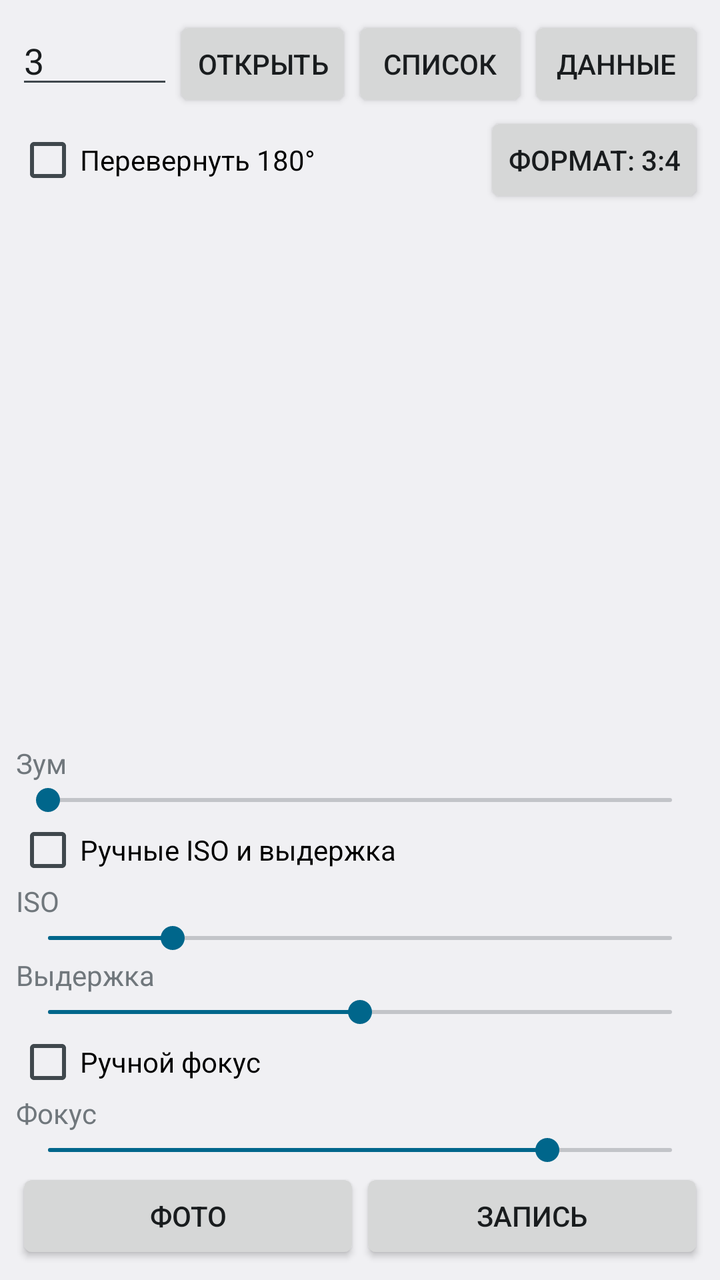
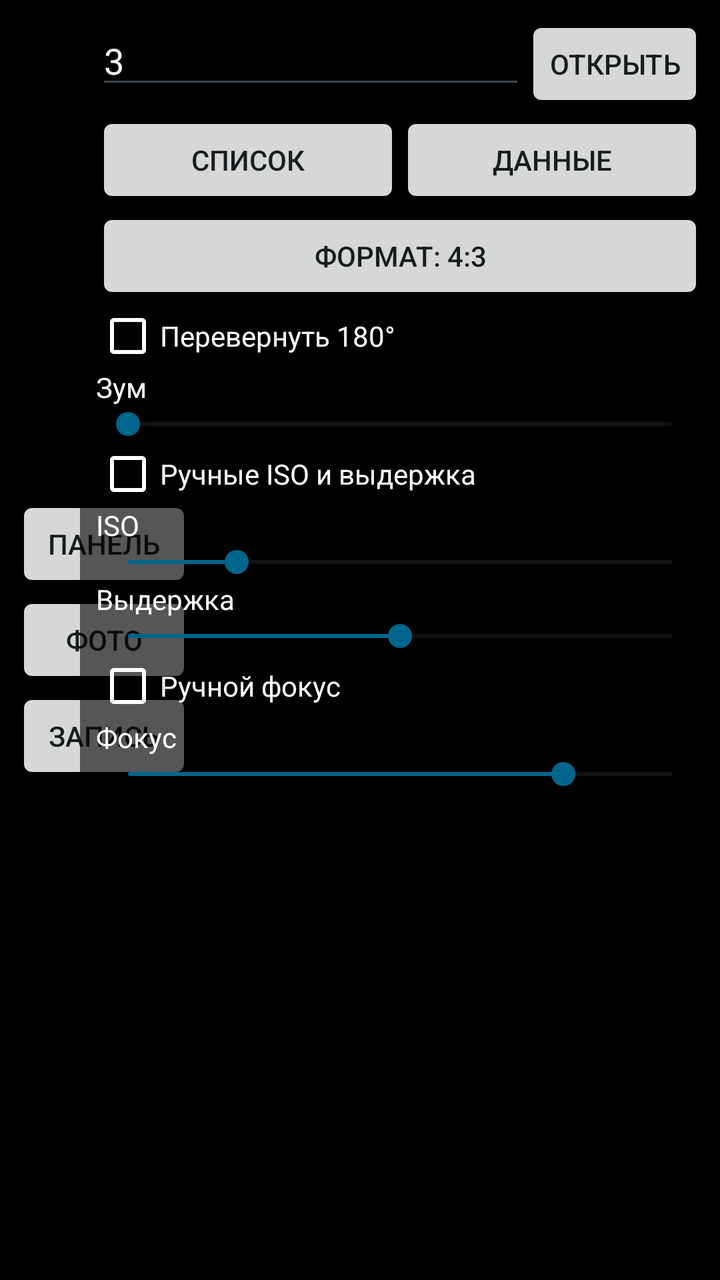

Compare the two renders of this Android layout. The source of the first and the diff that turns it into the second are given below.
<!-- AndroidManifest.xml: application theme android:Theme.DeviceDefault.Light.NoActionBar -->
<!-- res/layout/activity_main.xml -->
<?xml version="1.0" encoding="utf-8"?>
<LinearLayout xmlns:android="http://schemas.android.com/apk/res/android"
    android:layout_width="match_parent"
    android:layout_height="match_parent"
    android:orientation="vertical"
    android:padding="8dp">

    <LinearLayout
        android:layout_width="match_parent"
        android:layout_height="wrap_content"
        android:orientation="horizontal">

        <EditText
            android:id="@+id/idInput"
            android:layout_width="0dp"
            android:layout_height="wrap_content"
            android:layout_weight="1"
            android:hint="Camera ID"
            android:inputType="text"
            android:text="3" />

        <Button
            android:id="@+id/btnOpen"
            android:layout_width="wrap_content"
            android:layout_height="wrap_content"
            android:text="Открыть" />

        <Button
            android:id="@+id/btnList"
            android:layout_width="wrap_content"
            android:layout_height="wrap_content"
            android:text="Список" />

        <Button
            android:id="@+id/btnData"
            android:layout_width="wrap_content"
            android:layout_height="wrap_content"
            android:text="Данные" />
    </LinearLayout>

    <LinearLayout
        android:layout_width="match_parent"
        android:layout_height="wrap_content"
        android:gravity="center_vertical"
        android:orientation="horizontal">

        <CheckBox
            android:id="@+id/cbFlip"
            android:layout_width="0dp"
            android:layout_height="wrap_content"
            android:layout_weight="1"
            android:text="Перевернуть 180°" />

        <Button
            android:id="@+id/btnAspect"
            android:layout_width="wrap_content"
            android:layout_height="wrap_content"
            android:text="Формат: 3:4" />
    </LinearLayout>

    <ScrollView
        android:id="@+id/logScroll"
        android:layout_width="match_parent"
        android:layout_height="50dp">

        <TextView
            android:id="@+id/log"
            android:layout_width="match_parent"
            android:layout_height="wrap_content"
            android:textSize="11sp" />
    </ScrollView>

    <TextureView
        android:id="@+id/texture"
        android:layout_width="match_parent"
        android:layout_height="0dp"
        android:layout_weight="1" />

    <TextView
        android:id="@+id/tvZoom"
        android:layout_width="match_parent"
        android:layout_height="wrap_content"
        android:text="Зум" />

    <SeekBar
        android:id="@+id/sbZoom"
        android:layout_width="match_parent"
        android:layout_height="wrap_content"
        android:max="1000"
        android:progress="0" />

    <CheckBox
        android:id="@+id/cbExp"
        android:layout_width="wrap_content"
        android:layout_height="wrap_content"
        android:text="Ручные ISO и выдержка" />

    <TextView
        android:id="@+id/tvIso"
        android:layout_width="match_parent"
        android:layout_height="wrap_content"
        android:text="ISO" />

    <SeekBar
        android:id="@+id/sbIso"
        android:layout_width="match_parent"
        android:layout_height="wrap_content"
        android:max="1000"
        android:progress="200" />

    <TextView
        android:id="@+id/tvExp"
        android:layout_width="match_parent"
        android:layout_height="wrap_content"
        android:text="Выдержка" />

    <SeekBar
        android:id="@+id/sbExp"
        android:layout_width="match_parent"
        android:layout_height="wrap_content"
        android:max="1000"
        android:progress="500" />

    <CheckBox
        android:id="@+id/cbFocus"
        android:layout_width="wrap_content"
        android:layout_height="wrap_content"
        android:text="Ручной фокус" />

    <TextView
        android:id="@+id/tvFocus"
        android:layout_width="match_parent"
        android:layout_height="wrap_content"
        android:text="Фокус" />

    <SeekBar
        android:id="@+id/sbFocus"
        android:layout_width="match_parent"
        android:layout_height="wrap_content"
        android:max="1000"
        android:progress="800" />

    <LinearLayout
        android:layout_width="match_parent"
        android:layout_height="wrap_content"
        android:orientation="horizontal">

        <Button
            android:id="@+id/btnPhoto"
            android:layout_width="0dp"
            android:layout_height="wrap_content"
            android:layout_weight="1"
            android:text="Фото" />

        <Button
            android:id="@+id/btnRec"
            android:layout_width="0dp"
            android:layout_height="wrap_content"
            android:layout_weight="1"
            android:text="Запись" />
    </LinearLayout>
</LinearLayout>
<!-- resources referenced by this layout -->
<resources>

</resources>

<!-- the commit's change to res/layout/activity_main.xml (unified diff, before → after) -->
@@ -1,162 +1,200 @@
 <?xml version="1.0" encoding="utf-8"?>
-<LinearLayout xmlns:android="http://schemas.android.com/apk/res/android"
+<FrameLayout xmlns:android="http://schemas.android.com/apk/res/android"
     android:layout_width="match_parent"
     android:layout_height="match_parent"
-    android:orientation="vertical"
-    android:padding="8dp">
-
+    android:background="#000000">
+
+    <TextureView
+        android:id="@+id/texture"
+        android:layout_width="match_parent"
+        android:layout_height="match_parent" />
+
+    
     <LinearLayout
-        android:layout_width="match_parent"
+        android:layout_width="wrap_content"
         android:layout_height="wrap_content"
-        android:orientation="horizontal">
-
-        <EditText
-            android:id="@+id/idInput"
-            android:layout_width="0dp"
-            android:layout_height="wrap_content"
-            android:layout_weight="1"
-            android:hint="Camera ID"
-            android:inputType="text"
-            android:text="3" />
+        android:layout_gravity="start|center_vertical"
+        android:layout_marginStart="8dp"
+        android:orientation="vertical">
 
         <Button
-            android:id="@+id/btnOpen"
+            android:id="@+id/btnPanel"
             android:layout_width="wrap_content"
             android:layout_height="wrap_content"
-            android:text="Открыть" />
+            android:text="Панель" />
 
         <Button
-            android:id="@+id/btnList"
+            android:id="@+id/btnPhoto"
             android:layout_width="wrap_content"
             android:layout_height="wrap_content"
-            android:text="Список" />
+            android:text="Фото" />
 
         <Button
-            android:id="@+id/btnData"
+            android:id="@+id/btnRec"
             android:layout_width="wrap_content"
             android:layout_height="wrap_content"
-            android:text="Данные" />
+            android:text="Запись" />
     </LinearLayout>
 
-    <LinearLayout
-        android:layout_width="match_parent"
-        android:layout_height="wrap_content"
-        android:gravity="center_vertical"
-        android:orientation="horizontal">
-
-        <CheckBox
-            android:id="@+id/cbFlip"
-            android:layout_width="0dp"
-            android:layout_height="wrap_content"
-            android:layout_weight="1"
-            android:text="Перевернуть 180°" />
-
-        <Button
-            android:id="@+id/btnAspect"
-            android:layout_width="wrap_content"
-            android:layout_height="wrap_content"
-            android:text="Формат: 3:4" />
-    </LinearLayout>
-
+    
+    <ScrollView
+        android:id="@+id/panel"
+        android:layout_width="320dp"
+        android:layout_height="match_parent"
+        android:layout_gravity="end"
+        android:background="#99000000"
+        android:padding="8dp">
+
+        <LinearLayout
+            android:layout_width="match_parent"
+            android:layout_height="wrap_content"
+            android:orientation="vertical">
+
+            <LinearLayout
+                android:layout_width="match_parent"
+                android:layout_height="wrap_content"
+                android:orientation="horizontal">
+
+                <EditText
+                    android:id="@+id/idInput"
+                    android:layout_width="0dp"
+                    android:layout_height="wrap_content"
+                    android:layout_weight="1"
+                    android:hint="Camera ID"
+                    android:inputType="text"
+                    android:text="3"
+                    android:textColor="#FFFFFF"
+                    android:textColorHint="#AAAAAA" />
+
+                <Button
+                    android:id="@+id/btnOpen"
+                    android:layout_width="wrap_content"
+                    android:layout_height="wrap_content"
+                    android:text="Открыть" />
+            </LinearLayout>
+
+            <LinearLayout
+                android:layout_width="match_parent"
+                android:layout_height="wrap_content"
+                android:orientation="horizontal">
+
+                <Button
+                    android:id="@+id/btnList"
+                    android:layout_width="0dp"
+                    android:layout_height="wrap_content"
+                    android:layout_weight="1"
+                    android:text="Список" />
+
+                <Button
+                    android:id="@+id/btnData"
+                    android:layout_width="0dp"
+                    android:layout_height="wrap_content"
+                    android:layout_weight="1"
+                    android:text="Данные" />
+            </LinearLayout>
+
+            <Button
+                android:id="@+id/btnAspect"
+                android:layout_width="match_parent"
+                android:layout_height="wrap_content"
+                android:text="Формат: 4:3" />
+
+            <CheckBox
+                android:id="@+id/cbFlip"
+                android:layout_width="wrap_content"
+                android:layout_height="wrap_content"
+                android:buttonTint="#FFFFFF"
+                android:text="Перевернуть 180°"
+                android:textColor="#FFFFFF" />
+
+            <TextView
+                android:id="@+id/tvZoom"
+                android:layout_width="match_parent"
+                android:layout_height="wrap_content"
+                android:text="Зум"
+                android:textColor="#FFFFFF" />
+
+            <SeekBar
+                android:id="@+id/sbZoom"
+                android:layout_width="match_parent"
+                android:layout_height="wrap_content"
+                android:max="1000"
+                android:progress="0" />
+
+            <CheckBox
+                android:id="@+id/cbExp"
+                android:layout_width="wrap_content"
+                android:layout_height="wrap_content"
+                android:buttonTint="#FFFFFF"
+                android:text="Ручные ISO и выдержка"
+                android:textColor="#FFFFFF" />
+
+            <TextView
+                android:id="@+id/tvIso"
+                android:layout_width="match_parent"
+                android:layout_height="wrap_content"
+                android:text="ISO"
+                android:textColor="#FFFFFF" />
+
+            <SeekBar
+                android:id="@+id/sbIso"
+                android:layout_width="match_parent"
+                android:layout_height="wrap_content"
+                android:max="1000"
+                android:progress="200" />
+
+            <TextView
+                android:id="@+id/tvExp"
+                android:layout_width="match_parent"
+                android:layout_height="wrap_content"
+                android:text="Выдержка"
+                android:textColor="#FFFFFF" />
+
+            <SeekBar
+                android:id="@+id/sbExp"
+                android:layout_width="match_parent"
+                android:layout_height="wrap_content"
+                android:max="1000"
+                android:progress="500" />
+
+            <CheckBox
+                android:id="@+id/cbFocus"
+                android:layout_width="wrap_content"
+                android:layout_height="wrap_content"
+                android:buttonTint="#FFFFFF"
+                android:text="Ручной фокус"
+                android:textColor="#FFFFFF" />
+
+            <TextView
+                android:id="@+id/tvFocus"
+                android:layout_width="match_parent"
+                android:layout_height="wrap_content"
+                android:text="Фокус"
+                android:textColor="#FFFFFF" />
+
+            <SeekBar
+                android:id="@+id/sbFocus"
+                android:layout_width="match_parent"
+                android:layout_height="wrap_content"
+                android:max="1000"
+                android:progress="800" />
+        </LinearLayout>
+    </ScrollView>
+
+    
     <ScrollView
         android:id="@+id/logScroll"
-        android:layout_width="match_parent"
-        android:layout_height="50dp">
+        android:layout_width="380dp"
+        android:layout_height="64dp"
+        android:layout_gravity="bottom|start"
+        android:layout_marginStart="96dp"
+        android:background="#66000000">
 
         <TextView
             android:id="@+id/log"
             android:layout_width="match_parent"
             android:layout_height="wrap_content"
+            android:textColor="#FFFFFF"
             android:textSize="11sp" />
     </ScrollView>
-
-    <TextureView
-        android:id="@+id/texture"
-        android:layout_width="match_parent"
-        android:layout_height="0dp"
-        android:layout_weight="1" />
-
-    <TextView
-        android:id="@+id/tvZoom"
-        android:layout_width="match_parent"
-        android:layout_height="wrap_content"
-        android:text="Зум" />
-
-    <SeekBar
-        android:id="@+id/sbZoom"
-        android:layout_width="match_parent"
-        android:layout_height="wrap_content"
-        android:max="1000"
-        android:progress="0" />
-
-    <CheckBox
-        android:id="@+id/cbExp"
-        android:layout_width="wrap_content"
-        android:layout_height="wrap_content"
-        android:text="Ручные ISO и выдержка" />
-
-    <TextView
-        android:id="@+id/tvIso"
-        android:layout_width="match_parent"
-        android:layout_height="wrap_content"
-        android:text="ISO" />
-
-    <SeekBar
-        android:id="@+id/sbIso"
-        android:layout_width="match_parent"
-        android:layout_height="wrap_content"
-        android:max="1000"
-        android:progress="200" />
-
-    <TextView
-        android:id="@+id/tvExp"
-        android:layout_width="match_parent"
-        android:layout_height="wrap_content"
-        android:text="Выдержка" />
-
-    <SeekBar
-        android:id="@+id/sbExp"
-        android:layout_width="match_parent"
-        android:layout_height="wrap_content"
-        android:max="1000"
-        android:progress="500" />
-
-    <CheckBox
-        android:id="@+id/cbFocus"
-        android:layout_width="wrap_content"
-        android:layout_height="wrap_content"
-        android:text="Ручной фокус" />
-
-    <TextView
-        android:id="@+id/tvFocus"
-        android:layout_width="match_parent"
-        android:layout_height="wrap_content"
-        android:text="Фокус" />
-
-    <SeekBar
-        android:id="@+id/sbFocus"
-        android:layout_width="match_parent"
-        android:layout_height="wrap_content"
-        android:max="1000"
-        android:progress="800" />
-
-    <LinearLayout
-        android:layout_width="match_parent"
-        android:layout_height="wrap_content"
-        android:orientation="horizontal">
-
-        <Button
-            android:id="@+id/btnPhoto"
-            android:layout_width="0dp"
-            android:layout_height="wrap_content"
-            android:layout_weight="1"
-            android:text="Фото" />
-
-        <Button
-            android:id="@+id/btnRec"
-            android:layout_width="0dp"
-            android:layout_height="wrap_content"
-            android:layout_weight="1"
-            android:text="Запись" />
-    </LinearLayout>
-</LinearLayout>
+</FrameLayout>
